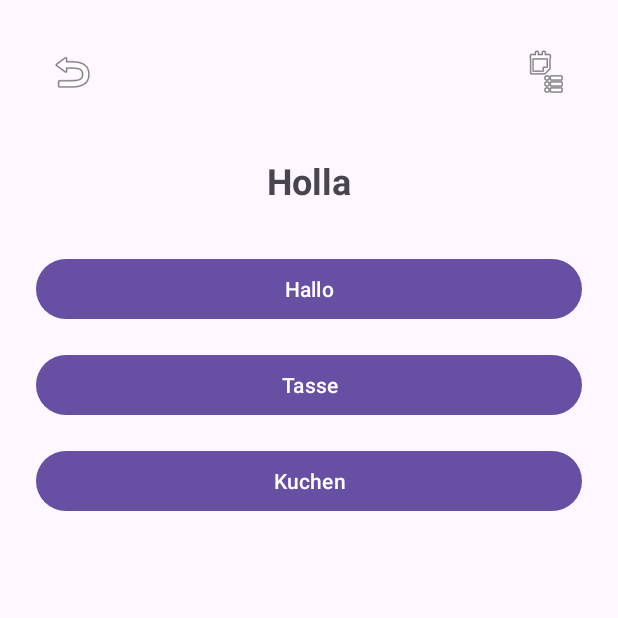
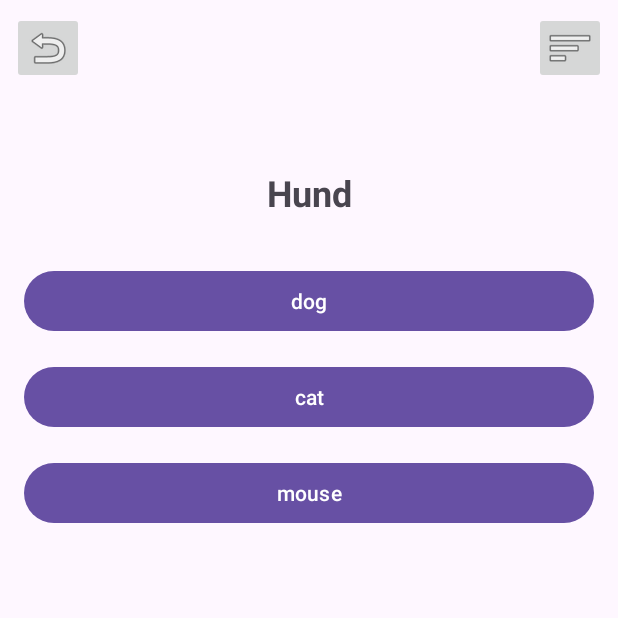
Before and after one commit to Erik-Donath/Palabra, an Android app: the LearnActivity screen opened directly, with no data from a screen before it, on a phone screen of 412 x 824 dp, the top half of it. Run offline under Robolectric (Android 15) with nearby library versions, the phone set to English and light mode, and no system bars.

Commit message:
Changed LearnActivity to use Fragments.

```diff
--- /dev/null
+++ b/app/src/main/java/de/palabra/palabra/GuessFragment.kt
@@ -0,0 +1,65 @@
+package de.palabra.palabra
+
+import android.content.Context
+import android.os.Bundle
+import android.view.LayoutInflater
+import android.view.View
+import android.view.ViewGroup
+import android.widget.Button
+import android.widget.TextView
+import androidx.fragment.app.Fragment
+
+class GuessFragment : Fragment() {
+
+    private lateinit var listener: OnAnswerSelectedListener
+
+    interface OnAnswerSelectedListener {
+        fun onAnswerSelected(selectedIndex: Int, isCorrect: Boolean)
+    }
+
+    override fun onAttach(context: Context) {
+        super.onAttach(context)
+        if (context is OnAnswerSelectedListener) {
+            listener = context
+        } else {
+            throw RuntimeException("$context must implement OnAnswerSelectedListener")
+        }
+    }
+
+    override fun onCreateView(
+        inflater: LayoutInflater,
+        container: ViewGroup?,
+        savedInstanceState: Bundle?
+    ): View? {
+        return inflater.inflate(R.layout.fragment_guess, container, false)
+    }
+
+    override fun onViewCreated(view: View, savedInstanceState: Bundle?) {
+        super.onViewCreated(view, savedInstanceState)
+
+        // Example word data - in real app you would get from provider
+        val wordText = view.findViewById<TextView>(R.id.wordText)
+        val solution1Btn = view.findViewById<Button>(R.id.solution1Btn)
+        val solution2Btn = view.findViewById<Button>(R.id.solution2Btn)
+        val solution3Btn = view.findViewById<Button>(R.id.solution3Btn)
+
+        // Set sample data
+        wordText.text = "Hund"
+        solution1Btn.text = "dog"
+        solution2Btn.text = "cat"
+        solution3Btn.text = "mouse"
+
+        // Set click listeners for solutions
+        solution1Btn.setOnClickListener {
+            listener.onAnswerSelected(0, true) // 0 is correct in this example
+        }
+
+        solution2Btn.setOnClickListener {
+            listener.onAnswerSelected(1, false)
+        }
+
+        solution3Btn.setOnClickListener {
+            listener.onAnswerSelected(2, false)
+        }
+    }
+}
--- a/app/src/main/java/de/palabra/palabra/LearnActivity.kt
+++ b/app/src/main/java/de/palabra/palabra/LearnActivity.kt
@@ -1,55 +1,57 @@
 package de.palabra.palabra
 
+import android.content.Intent
 import android.os.Bundle
-import android.widget.TextView
+import android.widget.ImageButton
 import androidx.appcompat.app.AppCompatActivity
 
-import android.content.Intent
-import android.widget.Button
-import android.widget.ImageButton
-
-class LearnActivity : AppCompatActivity() {
-
-    private val word = "Holla"
-    private val solutions =  arrayOf("Hallo", "Tasse", "Kuchen")
+class LearnActivity : AppCompatActivity(), GuessFragment.OnAnswerSelectedListener {
 
     override fun onCreate(savedInstanceState: Bundle?) {
-        println("Learn Activaty started")
         super.onCreate(savedInstanceState)
         setContentView(R.layout.activity_learn)
 
-        val guess = findViewById<TextView>(R.id.guess);
-        val solution1 = findViewById<Button>(R.id.solution1);
-        val solution2 = findViewById<Button>(R.id.solution2);
-        val solution3 = findViewById<Button>(R.id.solution3);
+        // Setup top navigation buttons (in activity, not fragments)
         val homeBtn = findViewById<ImageButton>(R.id.homeBtn)
         val listBtn = findViewById<ImageButton>(R.id.listBtn)
-
-        guess.text = word
-        solution1.text = solutions[0]
-        solution2.text = solutions[1]
-        solution3.text = solutions[2]
-
-        solution1.setOnClickListener { answer(0) }
-        solution2.setOnClickListener { answer(1) }
-        solution3.setOnClickListener { answer(2) }
 
         homeBtn.setOnClickListener {
             startActivity(Intent(this, MainActivity::class.java))
             finish()
         }
+
         listBtn.setOnClickListener {
-            println("List")
+            showVocabListFragment()
+        }
+
+        // Show the initial GuessFragment if this is first creation
+        if (savedInstanceState == null) {
+            showGuessFragment()
         }
     }
 
-    private fun answer(index: Int) {
-        println("Solution Index: $index")
-        //val intent = Intent(this, ResultActivity::class.java)
-        //intent.putExtra("word", word)
-        //intent.putExtra("antwort", solutions[gewaehlt])
-        //intent.putExtra("richtig", gewaehlteAntwort == vokabel.richtigeAntwort)
-        //startActivity(intent)
-        //finish()
+    private fun showGuessFragment() {
+        supportFragmentManager.beginTransaction()
+            .replace(R.id.fragmentContainer, GuessFragment())
+            .commit()
+    }
+
+    private fun showVocabListFragment() {
+        supportFragmentManager.beginTransaction()
+            .replace(R.id.fragmentContainer, VocabListFragment())
+            .commit()
+    }
+
+    // Callback from GuessFragment when user selects an answer
+    override fun onAnswerSelected(selectedIndex: Int, isCorrect: Boolean) {
+        val resultFragment = ResultFragment.newInstance(isCorrect, selectedIndex)
+        supportFragmentManager.beginTransaction()
+            .replace(R.id.fragmentContainer, resultFragment)
+            .commit()
+    }
+
+    // Called from ResultFragment when user clicks "next"
+    fun showNextWord() {
+        showGuessFragment()
     }
 }
--- a/app/src/main/java/de/palabra/palabra/MainActivity.kt
+++ b/app/src/main/java/de/palabra/palabra/MainActivity.kt
@@ -24,8 +24,10 @@ class MainActivity : AppCompatActivity() {
             insets
         }
 
+        // Create Database
         AppDatabase.create(this, CoroutineScope(SupervisorJob()))
 
+        // Setup Activity
         val lektionBtn = findViewById<Button>(R.id.lektionBtn)
         val smartBtn = findViewById<Button>(R.id.smartBtn)
         val allBtn = findViewById<Button>(R.id.allBtn)
--- a/app/src/main/res/layout/activity_learn.xml
+++ b/app/src/main/res/layout/activity_learn.xml
@@ -2,23 +2,21 @@
 <LinearLayout xmlns:android="http://schemas.android.com/apk/res/android"
     android:layout_width="match_parent"
     android:layout_height="match_parent"
-    android:orientation="vertical"
-    android:padding="24dp">
+    android:orientation="vertical">
 
-    <!-- Kopfzeile mit Home- und Listen-Button -->
+    <!-- Top bar with navigation buttons -->
     <LinearLayout
         android:layout_width="match_parent"
         android:layout_height="wrap_content"
         android:orientation="horizontal"
-        android:gravity="center_vertical">
+        android:padding="8dp">
 
         <ImageButton
             android:id="@+id/homeBtn"
             android:layout_width="48dp"
             android:layout_height="48dp"
-            android:src="@android:drawable/ic_menu_revert"
             android:contentDescription="Home"
-            android:background="?attr/selectableItemBackgroundBorderless" />
+            android:src="@android:drawable/ic_menu_revert" />
 
         <View
             android:layout_width="0dp"
@@ -29,42 +27,14 @@
             android:id="@+id/listBtn"
             android:layout_width="48dp"
             android:layout_height="48dp"
-            android:src="@android:drawable/ic_menu_agenda"
-            android:contentDescription="Vokabelliste"
-            android:background="?attr/selectableItemBackgroundBorderless" />
+            android:contentDescription="Vocabulary List"
+            android:src="@android:drawable/ic_menu_sort_by_size" />
     </LinearLayout>
 
-    <!-- Vokabel-Wort -->
-    <TextView
-        android:id="@+id/guess"
+    <!-- Fragment container - will hold all the swappable fragments -->
+    <FrameLayout
+        android:id="@+id/fragmentContainer"
         android:layout_width="match_parent"
-        android:layout_height="wrap_content"
-        android:text="Wort"
-        android:textSize="24sp"
-        android:textStyle="bold"
-        android:gravity="center"
-        android:layout_marginTop="32dp"
-        android:layout_marginBottom="32dp" />
-
-    <!-- Antwortmöglichkeiten -->
-    <Button
-        android:id="@+id/solution1"
-        android:layout_width="match_parent"
-        android:layout_height="wrap_content"
-        android:text="Lösung 1"
-        android:layout_marginBottom="16dp" />
-
-    <Button
-        android:id="@+id/solution2"
-        android:layout_width="match_parent"
-        android:layout_height="wrap_content"
-        android:text="Lösung 2"
-        android:layout_marginBottom="16dp" />
-
-    <Button
-        android:id="@+id/solution3"
-        android:layout_width="match_parent"
-        android:layout_height="wrap_content"
-        android:text="Lösung 3" />
+        android:layout_height="match_parent" />
 
 </LinearLayout>
--- /dev/null
+++ b/app/src/main/res/layout/fragment_guess.xml
@@ -0,0 +1,41 @@
+<?xml version="1.0" encoding="utf-8"?>
+<LinearLayout xmlns:android="http://schemas.android.com/apk/res/android"
+    android:layout_width="match_parent"
+    android:layout_height="match_parent"
+    android:orientation="vertical"
+    android:padding="16dp">
+
+    <!-- Word to translate -->
+    <TextView
+        android:id="@+id/wordText"
+        android:layout_width="match_parent"
+        android:layout_height="wrap_content"
+        android:gravity="center"
+        android:textSize="24sp"
+        android:textStyle="bold"
+        android:layout_marginTop="32dp"
+        android:layout_marginBottom="32dp"
+        android:text="Word" />
+
+    <!-- Answer options -->
+    <Button
+        android:id="@+id/solution1Btn"
+        android:layout_width="match_parent"
+        android:layout_height="wrap_content"
+        android:layout_marginBottom="16dp"
+        android:text="Solution 1" />
+
+    <Button
+        android:id="@+id/solution2Btn"
+        android:layout_width="match_parent"
+        android:layout_height="wrap_content"
+        android:layout_marginBottom="16dp"
+        android:text="Solution 2" />
+
+    <Button
+        android:id="@+id/solution3Btn"
+        android:layout_width="match_parent"
+        android:layout_height="wrap_content"
+        android:text="Solution 3" />
+
+</LinearLayout>
```
Also changed, not shown: app/src/main/java/de/palabra/palabra/ResultFragment.kt (added, +75 -0 lines), app/src/main/java/de/palabra/palabra/VocabListFragment.kt (added, +42 -0 lines), app/src/main/res/layout/fragment_result.xml (added, +62 -0 lines), app/src/main/res/layout/fragment_vocab_list.xml (added, +22 -0 lines).
